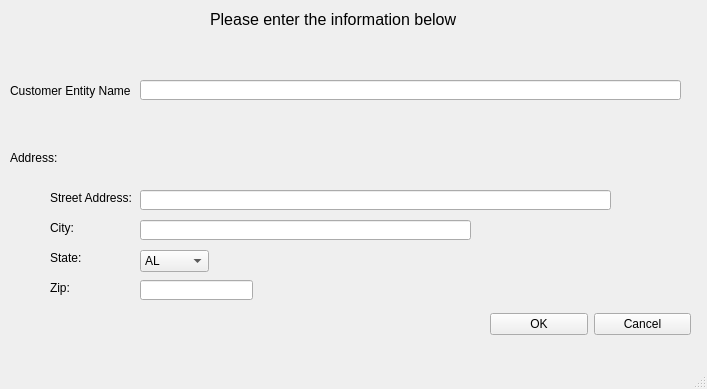
Qt form addcustomerwindow.ui (JaredRauch/Cyber-Dragon-Repository) before a commit.
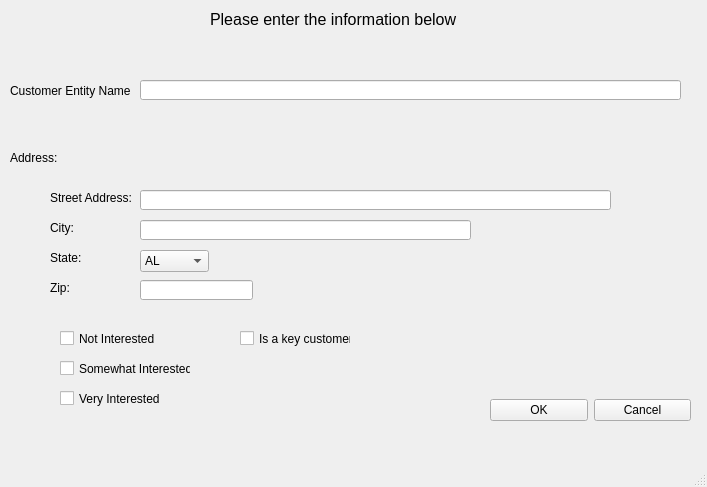
The same form after that commit.

The edit to the form file:
```diff
--- a/addcustomerwindow.ui
+++ b/addcustomerwindow.ui
@@ -7,7 +7,7 @@
     <x>0</x>
     <y>0</y>
     <width>707</width>
-    <height>389</height>
+    <height>487</height>
    </rect>
   </property>
   <property name="windowTitle">
@@ -409,9 +409,9 @@
     <property name="geometry">
      <rect>
       <x>490</x>
-      <y>309</y>
+      <y>380</y>
       <width>201</width>
-      <height>31</height>
+      <height>61</height>
      </rect>
     </property>
     <layout class="QHBoxLayout" name="horizontalLayout">
@@ -434,6 +434,71 @@
      </item>
     </layout>
    </widget>
+   <widget class="QCheckBox" name="not_interested_radio">
+    <property name="geometry">
+     <rect>
+      <x>60</x>
+      <y>330</y>
+      <width>101</width>
+      <height>17</height>
+     </rect>
+    </property>
+    <property name="text">
+     <string>Not Interested</string>
+    </property>
+   </widget>
+   <widget class="QCheckBox" name="some_interested_radio">
+    <property name="geometry">
+     <rect>
+      <x>60</x>
+      <y>360</y>
+      <width>131</width>
+      <height>17</height>
+     </rect>
+    </property>
+    <property name="text">
+     <string>Somewhat Interested</string>
+    </property>
+   </widget>
+   <widget class="QCheckBox" name="very_interested_radio">
+    <property name="geometry">
+     <rect>
+      <x>60</x>
+      <y>390</y>
+      <width>131</width>
+      <height>17</height>
+     </rect>
+    </property>
+    <property name="text">
+     <string>Very Interested</string>
+    </property>
+   </widget>
+   <widget class="QCheckBox" name="IsKey_CheckBox">
+    <property name="geometry">
+     <rect>
+      <x>240</x>
+      <y>330</y>
+      <width>111</width>
+      <height>17</height>
+     </rect>
+    </property>
+    <property name="text">
+     <string>Is a key customer</string>
+    </property>
+   </widget>
+   <widget class="QLabel" name="check_label">
+    <property name="geometry">
+     <rect>
+      <x>200</x>
+      <y>380</y>
+      <width>191</width>
+      <height>31</height>
+     </rect>
+    </property>
+    <property name="text">
+     <string/>
+    </property>
+   </widget>
   </widget>
   <widget class="QMenuBar" name="menubar">
    <property name="geometry">
```
